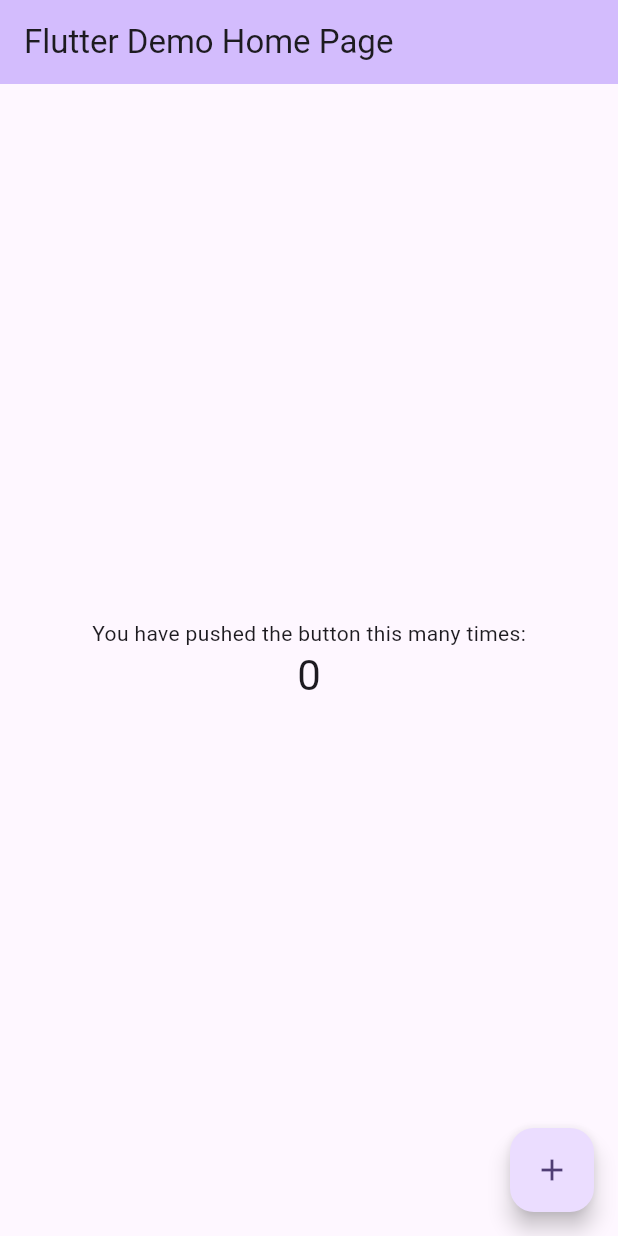
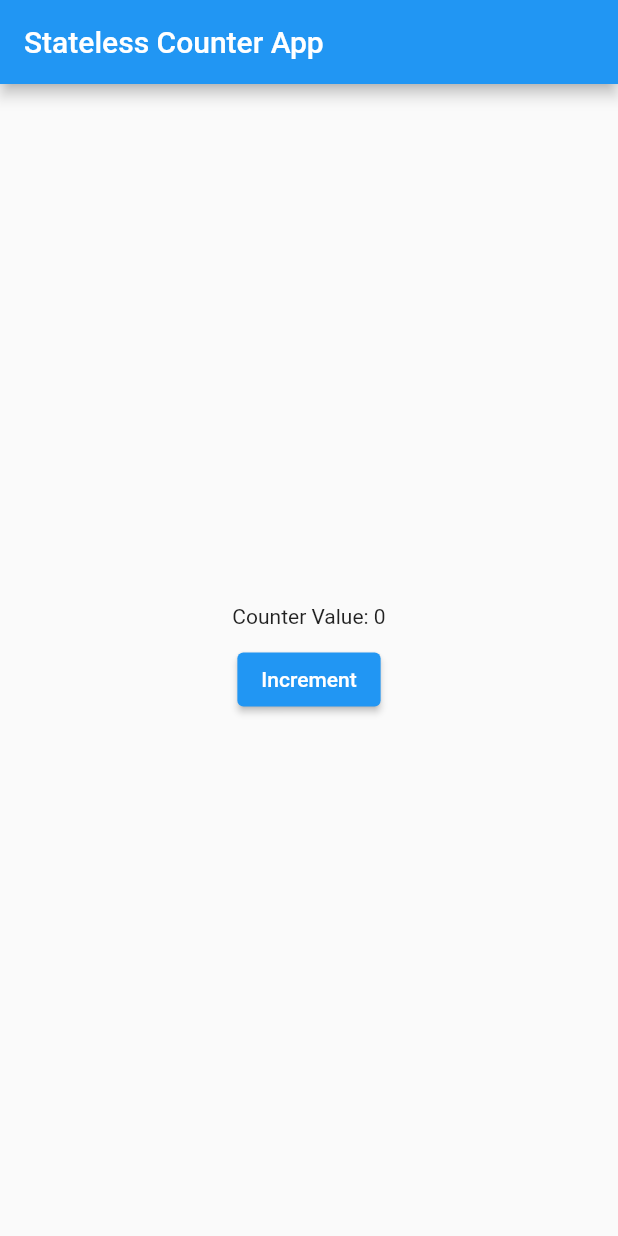
Before and after one commit to HenryBS18/visual-programming-statewidget, a Flutter app: the screen it shows after launch, on a phone screen of 412 x 824 dp. Run offline on Flutter 3.47's test engine with Material 2 defaults, Android fonts, the phone set to English and light mode, and no system bars.

Commit message:
add stateless widget counter

```diff
--- a/lib/main.dart
+++ b/lib/main.dart
@@ -1,125 +1,42 @@
 import 'package:flutter/material.dart';
 
 void main() {
-  runApp(const MyApp());
+  runApp(const MyStatelessApp());
 }
 
-class MyApp extends StatelessWidget {
-  const MyApp({super.key});
+class MyStatelessApp extends StatelessWidget {
+  const MyStatelessApp({super.key});
 
-  // This widget is the root of your application.
   @override
   Widget build(BuildContext context) {
     return MaterialApp(
-      title: 'Flutter Demo',
-      theme: ThemeData(
-        // This is the theme of your application.
-        //
-        // TRY THIS: Try running your application with "flutter run". You'll see
-        // the application has a blue toolbar. Then, without quitting the app,
-        // try changing the seedColor in the colorScheme below to Colors.green
-        // and then invoke "hot reload" (save your changes or press the "hot
-        // reload" button in a Flutter-supported IDE, or press "r" if you used
-        // the command line to start the app).
-        //
-        // Notice that the counter didn't reset back to zero; the application
-        // state is not lost during the reload. To reset the state, use hot
-        // restart instead.
-        //
-        // This works for code too, not just values: Most code changes can be
-        // tested with just a hot reload.
-        colorScheme: ColorScheme.fromSeed(seedColor: Colors.deepPurple),
-        useMaterial3: true,
+      home: Scaffold(
+        appBar: AppBar(title: const Text('Stateless Counter App')),
+        body: const CounterWidget(),
       ),
-      home: const MyHomePage(title: 'Flutter Demo Home Page'),
     );
   }
 }
 
-class MyHomePage extends StatefulWidget {
-  const MyHomePage({super.key, required this.title});
-
-  // This widget is the home page of your application. It is stateful, meaning
-  // that it has a State object (defined below) that contains fields that affect
-  // how it looks.
-
-  // This class is the configuration for the state. It holds the values (in this
-  // case the title) provided by the parent (in this case the App widget) and
-  // used by the build method of the State. Fields in a Widget subclass are
-  // always marked "final".
-
-  final String title;
-
-  @override
-  State<MyHomePage> createState() => _MyHomePageState();
-}
-
-class _MyHomePageState extends State<MyHomePage> {
-  int _counter = 0;
-
-  void _incrementCounter() {
-    setState(() {
-      // This call to setState tells the Flutter framework that something has
-      // changed in this State, which causes it to rerun the build method below
-      // so that the display can reflect the updated values. If we changed
-      // _counter without calling setState(), then the build method would not be
-      // called again, and so nothing would appear to happen.
-      _counter++;
-    });
-  }
+class CounterWidget extends StatelessWidget {
+  const CounterWidget({super.key});
 
   @override
   Widget build(BuildContext context) {
-    // This method is rerun every time setState is called, for instance as done
-    // by the _incrementCounter method above.
-    //
-    // The Flutter framework has been optimized to make rerunning build methods
-    // fast, so that you can just rebuild anything that needs updating rather
-    // than having to individually change instances of widgets.
-    return Scaffold(
-      appBar: AppBar(
-        // TRY THIS: Try changing the color here to a specific color (to
-        // Colors.amber, perhaps?) and trigger a hot reload to see the AppBar
-        // change color while the other colors stay the same.
-        backgroundColor: Theme.of(context).colorScheme.inversePrimary,
-        // Here we take the value from the MyHomePage object that was created by
-        // the App.build method, and use it to set our appbar title.
-        title: Text(widget.title),
+    return Center(
+      child: Column(
+        mainAxisAlignment: MainAxisAlignment.center,
+        children: <Widget>[
+          const Text('Counter Value: 0'),
+          const SizedBox(height: 10),
+          ElevatedButton(
+            onPressed: () {
+              // TODO: Increment counter
+            },
+            child: const Text('Increment'),
+          ),
+        ],
       ),
-      body: Center(
-        // Center is a layout widget. It takes a single child and positions it
-        // in the middle of the parent.
-        child: Column(
-          // Column is also a layout widget. It takes a list of children and
-          // arranges them vertically. By default, it sizes itself to fit its
-          // children horizontally, and tries to be as tall as its parent.
-          //
-          // Column has various properties to control how it sizes itself and
-          // how it positions its children. Here we use mainAxisAlignment to
-          // center the children vertically; the main axis here is the vertical
-          // axis because Columns are vertical (the cross axis would be
-          // horizontal).
-          //
-          // TRY THIS: Invoke "debug painting" (choose the "Toggle Debug Paint"
-          // action in the IDE, or press "p" in the console), to see the
-          // wireframe for each widget.
-          mainAxisAlignment: MainAxisAlignment.center,
-          children: <Widget>[
-            const Text(
-              'You have pushed the button this many times:',
-            ),
-            Text(
-              '$_counter',
-              style: Theme.of(context).textTheme.headlineMedium,
-            ),
-          ],
-        ),
-      ),
-      floatingActionButton: FloatingActionButton(
-        onPressed: _incrementCounter,
-        tooltip: 'Increment',
-        child: const Icon(Icons.add),
-      ), // This trailing comma makes auto-formatting nicer for build methods.
     );
   }
 }
```
